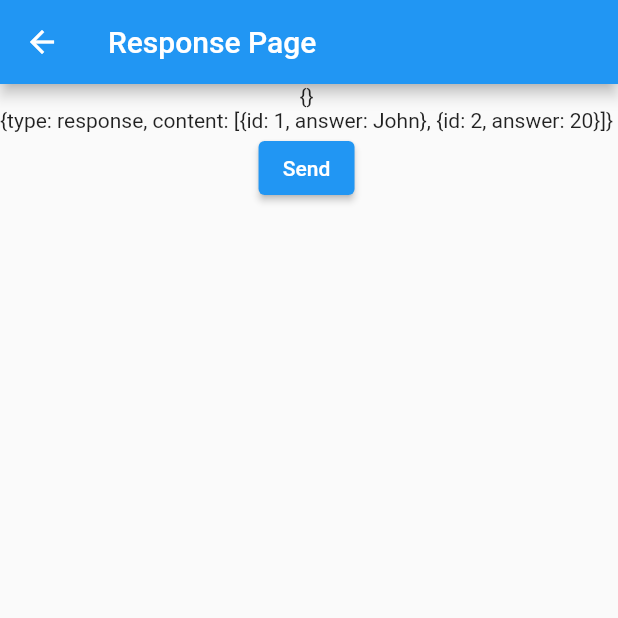
After one commit to Crazzygamerr/SNDR, a Flutter app: the ResponsePage screen opened by its route, after a tap on "Send", on a phone screen of 412 x 824 dp, the top half of it. The commit adds this screen. Run offline on Flutter 3.47's test engine with Material 2 defaults, Android fonts, the phone set to English and light mode, and no system bars; our stand-ins replace image_picker; missing offline and left inert: nearby_connections.

Commit message:
feature: Incomplete navigation

```diff
--- a/lib/Home.dart
+++ b/lib/Home.dart
@@ -1,4 +1,8 @@
+import 'dart:developer' as developer;
+
 import 'package:flutter/material.dart';
+import 'package:provider/provider.dart';
+import 'package:sdl/NearbyService.dart';
 
 class Home extends StatefulWidget {
   const Home({Key? key}) : super(key: key);
@@ -8,20 +12,75 @@ class Home extends StatefulWidget {
 }
 
 class HomeState extends State<Home> {
+
+  @override
+  void initState() {
+    super.initState();
+    WidgetsBinding.instance.addPostFrameCallback((_) {
+      context.read<NearbyService>().addListener(() {
+        developer.log("Called outside");
+        if(
+          // context.read<NearbyService>().connectedDevice != null
+          context.read<NearbyService>().connectedDevices.isNotEmpty
+          // || context.read<NearbyService>().payload.containsKey('type')
+          || context.read<NearbyService>().payloads[0].containsKey('content')
+          ) {
+          if(context.read<NearbyService>().isDiscovering && ModalRoute.of(context)!.settings.name != '/response'){
+            developer.log("Response called");
+            Navigator.pushNamed(context, '/response');
+          }
+        } else {
+          developer.log(ModalRoute.of(context)?.settings.toString() ?? "");
+          if(context.read<NearbyService>().isDiscovering && ModalRoute.of(context)!.settings.name != '/rooms'){
+            developer.log("Room called");
+            // Navigator.pushNamed(context, '/rooms');
+          }
+        }
+
+        context.read<NearbyService>().addListener(() {
+          if(context.read<NearbyService>().error != null) {
+            Provider.of<NearbyService>(context, listen: false).error = null;
+            Provider.of<NearbyService>(context, listen: false).payloads.insert(0, {});
+            Provider.of<NearbyService>(context, listen: false).foundDevices = {};
+            NearbyService().stopAllEndpoints();
+            NearbyService().startDiscovery();
+          }
+        });
+      });
+    });
+  }
+
+  @override
+  void didChangeDependencies() {
+    super.didChangeDependencies();
+    developer.log(ModalRoute.of(context)?.settings.toString() ?? "");
+  }
+
   @override
   Widget build(BuildContext context) {
-    return Column(
+    return Scaffold(
+      appBar: AppBar(
+        title: const Text('SNDR'),
+      ),
+      body: Column(
         mainAxisAlignment: MainAxisAlignment.center,
         children: <Widget>[
           ElevatedButton(
             onPressed: () {
-            Navigator.pushNamed(context, 'formPage');
+              Navigator.pushNamed(context, '/createForm');
             },
             child: const Text('Form'),
           ),
           ElevatedButton(
             onPressed: () {
-            Navigator.pushNamed(context, 'devices');
+              Navigator.pushNamed(context, '/rooms');
+            },
+            child: const Text('Rooms'),
+          ),
+          ...context.watch<NearbyService>().payloads.map((e) => Text(e.toString())),
+          ElevatedButton(
+            onPressed: () {
+              developer.log(context.read<NearbyService>().payloads[0].containsKey("content").toString());
             },
             child: const Text('Rooms'),
           ),
@@ -50,6 +109,7 @@ class HomeState extends State<Home> {
         //     child: const Text('File Sharing'),
         //   ),
         ],
+      ),
     );
   }
 }
--- /dev/null
+++ b/lib/ResponsePage.dart
@@ -0,0 +1,61 @@
+import 'dart:convert';
+
+import 'package:flutter/material.dart';
+import 'package:provider/provider.dart';
+import 'package:sdl/NearbyService.dart';
+
+class ResponsePage extends StatefulWidget {
+  const ResponsePage({Key? key}) : super(key: key);
+
+  @override
+  ResponsePageState createState() => ResponsePageState();
+}
+
+class ResponsePageState extends State<ResponsePage> {
+
+  Map<String, dynamic> response = {
+    "type": "response",
+    "content": [
+      {
+        "id": 1,
+        "answer": "John",
+      },
+      {
+        "id": 2,
+        "answer": 20,
+      }
+    ]
+  };
+
+  // @override
+  // void initState() {
+  //   super.initState();
+  //   response["device_id"] = context.read<NearbyService>().userName;
+  // }
+
+  @override
+  Widget build(BuildContext context) {
+    return Scaffold(
+      appBar: AppBar(
+        title: const Text('Response Page'),
+      ),
+      body: Column(
+        children: [
+          Text(context.watch<NearbyService>().payloads[0].toString()),
+          Text(response.toString()),
+          ElevatedButton(
+            onPressed: () {
+              if(context.read<NearbyService>().payloads[0].containsKey("device_id")){
+                NearbyService().requestConnection(
+                  context.read<NearbyService>().payloads[0]['device_id'].toString(),
+                  jsonEncode(response)
+                );
+              }
+            },
+            child: const Text('Send'),
+          ),
+        ],
+      ),
+    );
+  }
+}
```
Also changed, not shown: lib/CreateForm.dart (+6 -1 lines), lib/Devices.dart (deleted, +0 -68 lines), lib/FormPage.dart (deleted, +0 -56 lines), lib/NearbyService.dart (+5 -3 lines), lib/Rooms.dart (added, +78 -0 lines), lib/main.dart (+148 -115 lines). Lines whose indentation alone changed are shown as unchanged.
